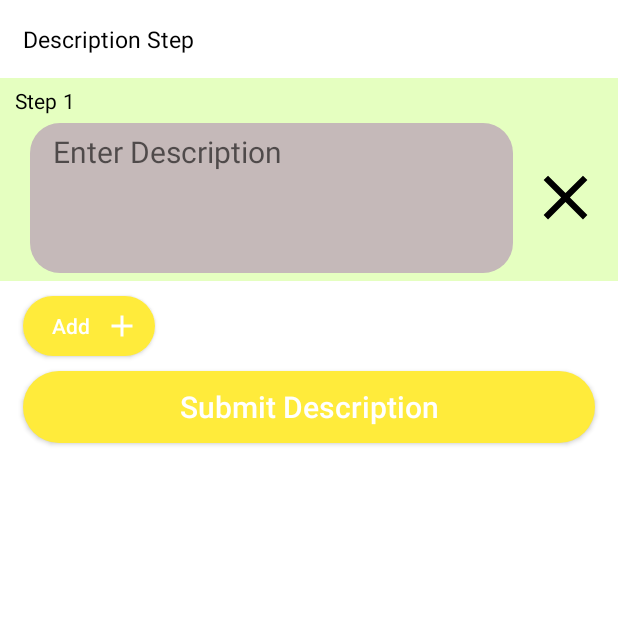
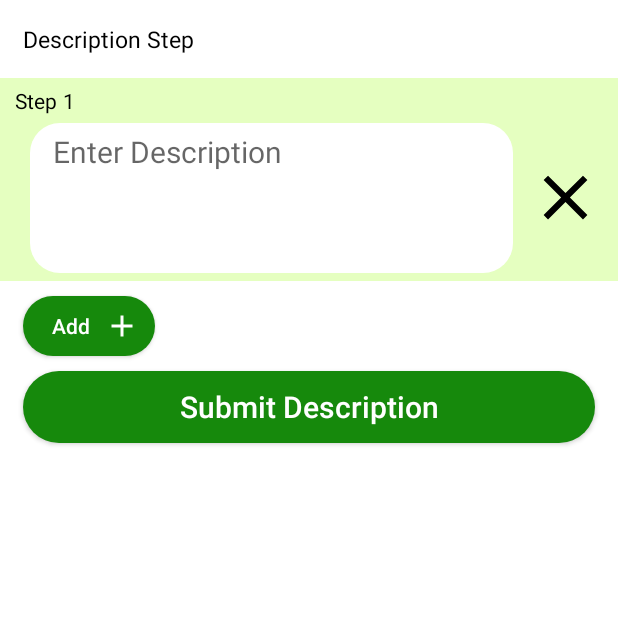
Before and after one commit to Arham-Nasir/cooking-App, an Android app: the Add_Description screen opened directly, with no data from a screen before it, on a phone screen of 412 x 824 dp, the top half of it. Run offline under Robolectric (Android 15) with nearby library versions, the phone set to English and light mode, and no system bars; our stand-ins replace Firebase (no records; nobody signed in at launch, a user with empty details on screens opened directly).

```diff
--- a/app/src/main/res/drawable-v24/btn2.xml
+++ b/app/src/main/res/drawable-v24/btn2.xml
@@ -2,7 +2,7 @@
 <selector xmlns:android="http://schemas.android.com/apk/res/android">
     <item>
         <shape xmlns:android="http://schemas.android.com/apk/res/android" android:shape="rectangle">
-            <solid android:color="#C5B9B9" />
+            <solid android:color="#fff" />
 
             <corners android:radius="20dp" />
         </shape>
--- a/app/src/main/res/drawable-v24/btn_bg.xml
+++ b/app/src/main/res/drawable-v24/btn_bg.xml
@@ -2,7 +2,7 @@
 <selector xmlns:android="http://schemas.android.com/apk/res/android">
     <item>
         <shape xmlns:android="http://schemas.android.com/apk/res/android" android:shape="rectangle">
-            <solid android:color="#FFEB3B" />
+            <solid android:color="#16890c" />
             <corners android:radius="25dp" />
         </shape>
     </item>
```
